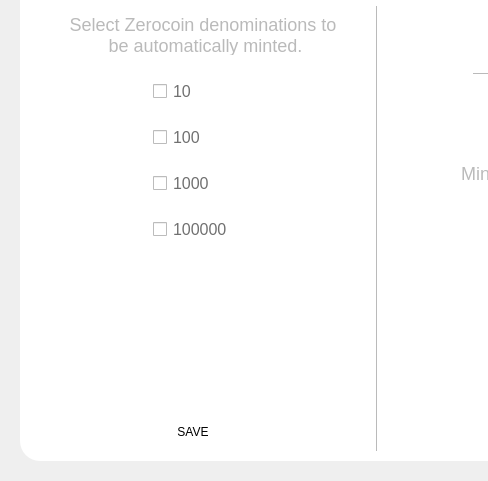
This is src/qt/veil/forms/settingsminting.ui in Veil-Project/veil as Qt 5 draws it before an edit; both pictures show x 0 to 488 and y 119 to 600 of the 1100 by 600 pixel window. The edited form follows.
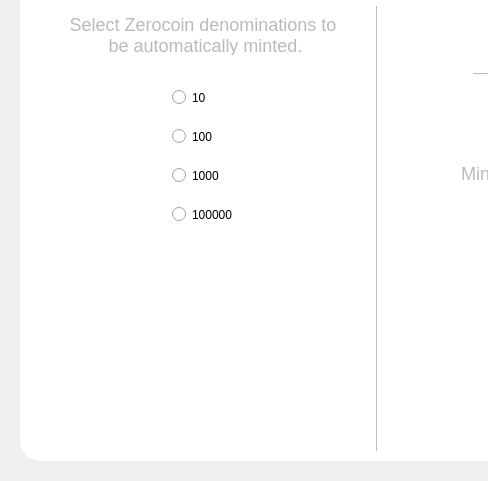
This is the edited form. Icons and pictures are not drawn.

The edit to the form file:
```diff
--- a/src/qt/veil/forms/settingsminting.ui
+++ b/src/qt/veil/forms/settingsminting.ui
@@ -293,143 +293,52 @@
              </spacer>
             </item>
             <item alignment="Qt::AlignHCenter">
-             <widget class="QCheckBox" name="checkBox10">
-              <property name="minimumSize">
-               <size>
-                <width>100</width>
-                <height>0</height>
-               </size>
+             <widget class="QGroupBox" name="groupBox_2">
+              <property name="title">
+               <string/>
               </property>
-              <property name="maximumSize">
-               <size>
-                <width>300</width>
-                <height>16777215</height>
-               </size>
+              <property name="flat">
+               <bool>false</bool>
               </property>
-              <property name="styleSheet">
-               <string notr="true">color:#707070;
-font-size:16px;</string>
+              <property name="checkable">
+               <bool>false</bool>
               </property>
-              <property name="text">
-               <string>10</string>
+              <property name="checked">
+               <bool>false</bool>
               </property>
-             </widget>
-            </item>
-            <item>
-             <spacer name="verticalSpacer">
-              <property name="orientation">
-               <enum>Qt::Vertical</enum>
-              </property>
-              <property name="sizeType">
-               <enum>QSizePolicy::Fixed</enum>
-              </property>
-              <property name="sizeHint" stdset="0">
-               <size>
-                <width>20</width>
-                <height>20</height>
-               </size>
-              </property>
-             </spacer>
-            </item>
-            <item alignment="Qt::AlignHCenter">
-             <widget class="QCheckBox" name="checkBox100">
-              <property name="minimumSize">
-               <size>
-                <width>100</width>
-                <height>0</height>
-               </size>
-              </property>
-              <property name="maximumSize">
-               <size>
-                <width>300</width>
-                <height>16777215</height>
-               </size>
-              </property>
-              <property name="styleSheet">
-               <string notr="true">color:#707070;
-font-size:16px;</string>
-              </property>
-              <property name="text">
-               <string>100</string>
-              </property>
-             </widget>
-            </item>
-            <item>
-             <spacer name="verticalSpacer_3">
-              <property name="orientation">
-               <enum>Qt::Vertical</enum>
-              </property>
-              <property name="sizeType">
-               <enum>QSizePolicy::Fixed</enum>
-              </property>
-              <property name="sizeHint" stdset="0">
-               <size>
-                <width>20</width>
-                <height>20</height>
-               </size>
-              </property>
-             </spacer>
-            </item>
-            <item alignment="Qt::AlignHCenter">
-             <widget class="QCheckBox" name="checkBox1000">
-              <property name="minimumSize">
-               <size>
-                <width>100</width>
-                <height>0</height>
-               </size>
-              </property>
-              <property name="maximumSize">
-               <size>
-                <width>300</width>
-                <height>16777215</height>
-               </size>
-              </property>
-              <property name="styleSheet">
-               <string notr="true">color:#707070;
-font-size:16px;</string>
-              </property>
-              <property name="text">
-               <string>1000</string>
-              </property>
-             </widget>
-            </item>
-            <item>
-             <spacer name="verticalSpacer_4">
-              <property name="orientation">
-               <enum>Qt::Vertical</enum>
-              </property>
-              <property name="sizeType">
-               <enum>QSizePolicy::Fixed</enum>
-              </property>
-              <property name="sizeHint" stdset="0">
-               <size>
-                <width>20</width>
-                <height>20</height>
-               </size>
-              </property>
-             </spacer>
-            </item>
-            <item alignment="Qt::AlignHCenter">
-             <widget class="QCheckBox" name="checkBox100000">
-              <property name="minimumSize">
-               <size>
-                <width>100</width>
-                <height>0</height>
-               </size>
-              </property>
-              <property name="maximumSize">
-               <size>
-                <width>300</width>
-                <height>16777215</height>
-               </size>
-              </property>
-              <property name="styleSheet">
-               <string notr="true">color:#707070;
-font-size:16px;</string>
-              </property>
-              <property name="text">
-               <string>100000</string>
-              </property>
+              <layout class="QVBoxLayout" name="verticalLayout_7">
+               <property name="spacing">
+                <number>24</number>
+               </property>
+               <item>
+                <widget class="QRadioButton" name="radioButton10">
+                 <property name="text">
+                  <string>10</string>
+                 </property>
+                </widget>
+               </item>
+               <item>
+                <widget class="QRadioButton" name="radioButton100">
+                 <property name="text">
+                  <string>100</string>
+                 </property>
+                </widget>
+               </item>
+               <item>
+                <widget class="QRadioButton" name="radioButton1000">
+                 <property name="text">
+                  <string>1000</string>
+                 </property>
+                </widget>
+               </item>
+               <item>
+                <widget class="QRadioButton" name="radioButton100000">
+                 <property name="text">
+                  <string>100000</string>
+                 </property>
+                </widget>
+               </item>
+              </layout>
              </widget>
             </item>
             <item>
@@ -446,47 +355,7 @@
              </spacer>
             </item>
             <item>
-             <layout class="QHBoxLayout" name="horizontalLayout_4">
-              <item>
-               <spacer name="horizontalSpacer_4">
-                <property name="orientation">
-                 <enum>Qt::Horizontal</enum>
-                </property>
-                <property name="sizeHint" stdset="0">
-                 <size>
-                  <width>40</width>
-                  <height>20</height>
-                 </size>
-                </property>
-               </spacer>
-              </item>
-              <item>
-               <widget class="QPushButton" name="btnSave">
-                <property name="focusPolicy">
-                 <enum>Qt::NoFocus</enum>
-                </property>
-                <property name="styleSheet">
-                 <string notr="true">padding-right:20px;</string>
-                </property>
-                <property name="text">
-                 <string>SAVE</string>
-                </property>
-               </widget>
-              </item>
-              <item>
-               <spacer name="horizontalSpacer_3">
-                <property name="orientation">
-                 <enum>Qt::Horizontal</enum>
-                </property>
-                <property name="sizeHint" stdset="0">
-                 <size>
-                  <width>40</width>
-                  <height>20</height>
-                 </size>
-                </property>
-               </spacer>
-              </item>
-             </layout>
+             <layout class="QHBoxLayout" name="horizontalLayout_4"/>
             </item>
            </layout>
           </widget>
```
Left out of the diff: 6 changed lines with no effect on the pictures.
